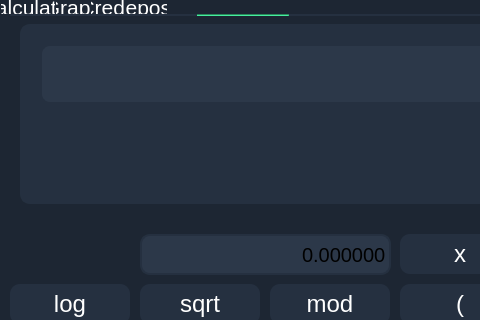
This is view/view.ui in IgorBio/Smart_Calculator as Qt 5 draws it before an edit; both pictures show x 0 to 480 and y 0 to 320 of the 800 by 600 pixel window. The edited form follows.
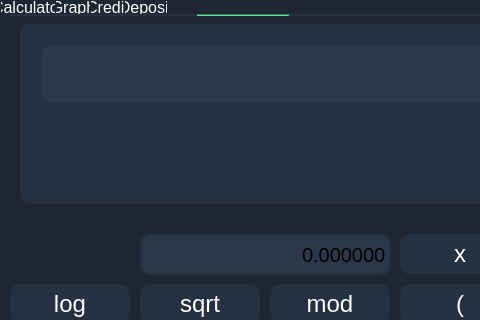
This is the edited form.

Commit message: change view for linux

The edit to the form file:
```diff
--- a/view/view.ui
+++ b/view/view.ui
@@ -58,7 +58,7 @@
 }
 
 QTabBar::tab {
-  font: 16pt;
+  font: 12pt;
   background: rgba(29,38,51,255);
   min-width: 13ex;
   min-height: 6ex;
```
The commit also changes 2 other files.
